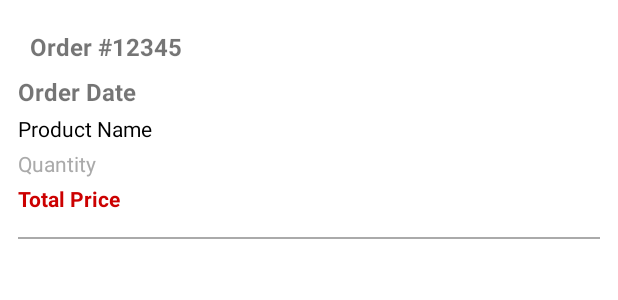
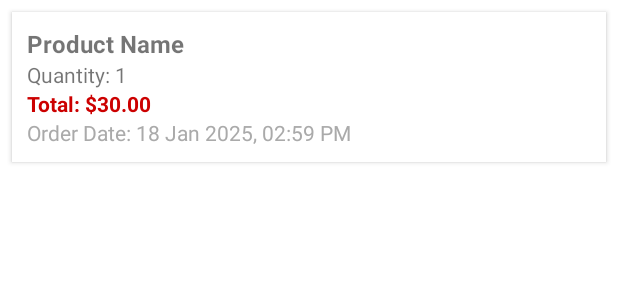
Before and after one commit to jorgealbarracin00/EcommKOI, an Android app built with Jetpack Compose: the layout item_purchase_history.xml on its own in the app's theme, with its tools: preview values and no code run, on a phone screen of 412 x 824 dp. Shown: the top 300 px of the screen. Run offline under Robolectric (Android 15) with nearby library versions, the phone set to English and light mode, and no system bars.

Commit message:
Purchase History fully functional

```diff
--- a/app/src/main/java/com/example/ecommkoi/AppDatabase.kt
+++ b/app/src/main/java/com/example/ecommkoi/AppDatabase.kt
@@ -5,7 +5,7 @@ import androidx.room.Database
 import androidx.room.Room
 import androidx.room.RoomDatabase
 
-@Database(entities = [User::class, Product::class, Order::class], version = 5)
+@Database(entities = [User::class, Order::class, Product::class], version = 9) // ✅ Increment version if needed
 abstract class AppDatabase : RoomDatabase() {
     abstract fun userDao(): UserDAO
 
--- a/app/src/main/res/layout/item_purchase_history.xml
+++ b/app/src/main/res/layout/item_purchase_history.xml
@@ -1,67 +1,38 @@
-<?xml version="1.0" encoding="utf-8"?>
-<LinearLayout
-    xmlns:android="http://schemas.android.com/apk/res/android"
+<LinearLayout xmlns:android="http://schemas.android.com/apk/res/android"
     android:layout_width="match_parent"
     android:layout_height="wrap_content"
     android:orientation="vertical"
-    android:padding="12dp"
-    android:background="@android:color/white">
+    android:padding="10dp"
+    android:background="@android:color/white"
+    android:elevation="2dp"
+    android:layout_margin="8dp">
 
     <TextView
-        android:id="@+id/tvOrderGroupHeader"
-        android:layout_width="match_parent"
+        android:id="@+id/tvProductName"
+        android:layout_width="wrap_content"
         android:layout_height="wrap_content"
-        android:text="Order #12345"
-        android:textSize="16sp"
+        android:text="Product Name"
         android:textStyle="bold"
-        android:padding="8dp"/>
+        android:textSize="16sp"/>
 
-    <!-- Order Date -->
+    <TextView
+        android:id="@+id/tvQuantity"
+        android:layout_width="wrap_content"
+        android:layout_height="wrap_content"
+        android:text="Quantity: 1"/>
+
+    <TextView
+        android:id="@+id/tvTotalPrice"
+        android:layout_width="wrap_content"
+        android:layout_height="wrap_content"
+        android:text="Total: $30.00"
+        android:textColor="@android:color/holo_red_dark"
+        android:textStyle="bold"/>
+
     <TextView
         android:id="@+id/tvOrderDate"
-        android:layout_width="match_parent"
+        android:layout_width="wrap_content"
         android:layout_height="wrap_content"
-        android:text="Order Date"
-        android:textStyle="bold"
-        android:textSize="16sp"
-        android:paddingBottom="4dp" />
-
-    <!-- Product Name -->
-    <TextView
-        android:id="@+id/tvProductName"
-        android:layout_width="match_parent"
-        android:layout_height="wrap_content"
-        android:text="Product Name"
-        android:textSize="14sp"
-        android:textColor="@android:color/black"
-        android:paddingBottom="4dp" />
-
-    <!-- Order Quantity -->
-    <TextView
-        android:id="@+id/tvOrderQuantity"
-        android:layout_width="match_parent"
-        android:layout_height="wrap_content"
-        android:text="Quantity"
-        android:textSize="14sp"
-        android:textColor="@android:color/darker_gray"
-        android:paddingBottom="4dp" />
-
-    <!-- Order Total Price -->
-    <TextView
-        android:id="@+id/tvOrderTotal"
-        android:layout_width="match_parent"
-        android:layout_height="wrap_content"
-        android:text="Total Price"
-        android:textStyle="bold"
-        android:textSize="14sp"
-        android:textColor="@android:color/holo_red_dark"
-        android:paddingBottom="8dp" />
-
-    <!-- Divider Line -->
-    <View
-        android:layout_width="match_parent"
-        android:layout_height="1dp"
-        android:background="@android:color/darker_gray"
-        android:layout_marginTop="8dp" />
-
+        android:text="Order Date: 18 Jan 2025, 02:59 PM"
+        android:textColor="@android:color/darker_gray"/>
 </LinearLayout>
--- a/app/src/main/res/menu/menu_home.xml
+++ b/app/src/main/res/menu/menu_home.xml
@@ -5,7 +5,7 @@
     <item
         android:id="@+id/action_purchase_history"
         android:title="Purchase History"
-        app:showAsAction="ifRoom" />
+        app:showAsAction="always" /> <!-- ✅ Make it always visible -->
 
     <!-- Cart Button -->
     <item
```
Also changed, not shown: app/src/main/java/com/example/ecommkoi/CartActivity.kt (+29 -0 lines), app/src/main/java/com/example/ecommkoi/CartItem.kt (+9 -5 lines), app/src/main/java/com/example/ecommkoi/CheckoutActivity.kt (+42 -14 lines), app/src/main/java/com/example/ecommkoi/DAO.kt (+25 -20 lines), app/src/main/java/com/example/ecommkoi/HomeActivity.kt (+10 -2 lines), app/src/main/java/com/example/ecommkoi/Order.kt (+7 -8 lines), app/src/main/java/com/example/ecommkoi/ProductDetailActivity.kt (+5 -3 lines), app/src/main/java/com/example/ecommkoi/PurchaseHistoryActivity.kt (+22 -20 lines), app/src/main/java/com/example/ecommkoi/PurchaseHistoryAdapter.kt (+18 -46 lines), app/src/main/res/layout/activity_purchase_history.xml (+3 -4 lines).
